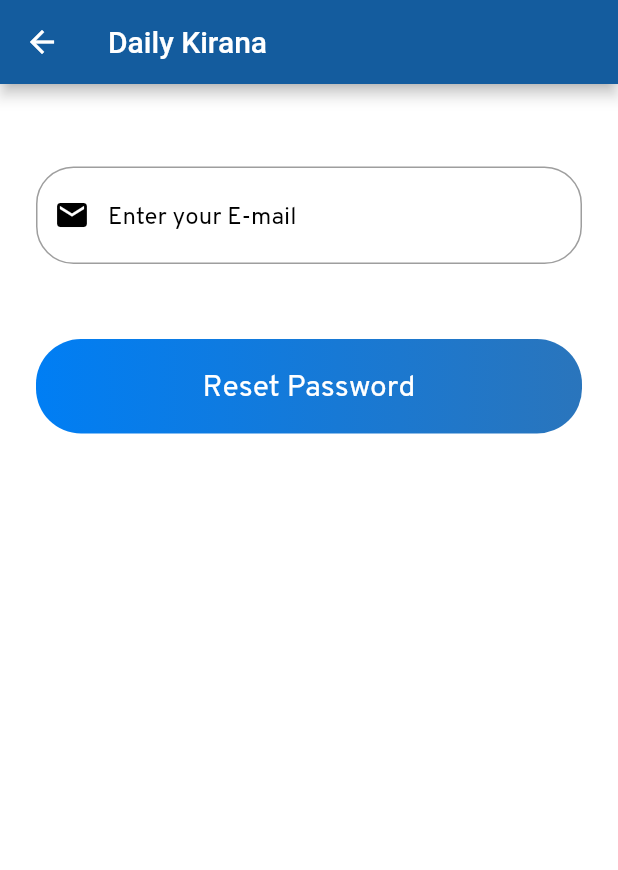
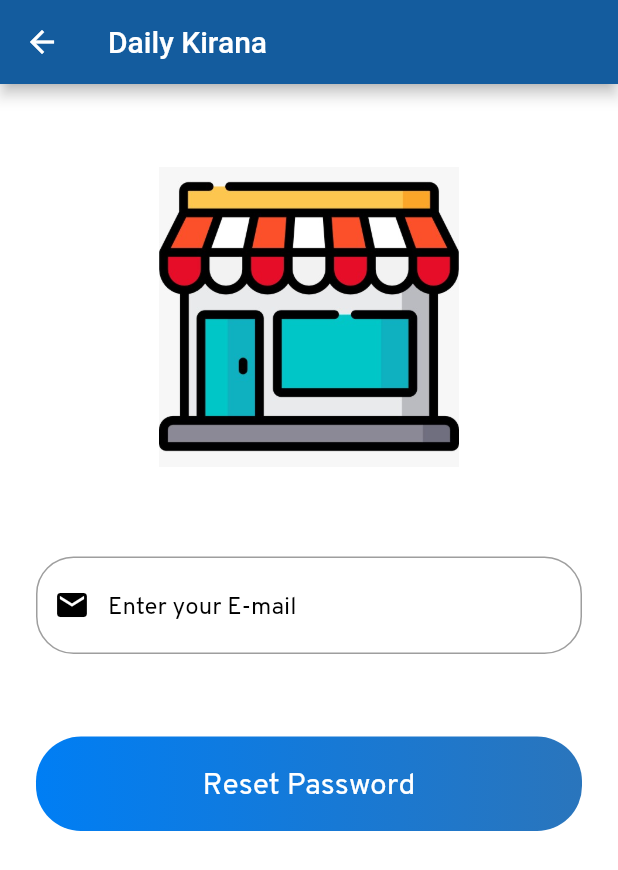
Before and after one commit to jatin527/E-Groceries, a Flutter app: the ForgotPassword screen opened directly, on a phone screen of 412 x 824 dp. Shown: the top 870 px of the screen. Run offline on Flutter 3.47's test engine with Material 2 defaults, Android fonts, the phone set to English and light mode, and no system bars; our stand-ins replace cloud_firestore, email_validator, firebase_auth, google_fonts, google_sign_in, shared_preferences; accounts and stored records are empty; Roboto replaces fonts that are missing (Piedra).

Commit message:
updated forgotPassword

```diff
--- a/lib/views/forgot_password.dart
+++ b/lib/views/forgot_password.dart
@@ -61,6 +61,14 @@
           key: formKey,
           child: ListView(
             children: [
+              Image(
+                image: AssetImage('assets/images/main_logo.jpeg'),
+                height: 200,
+                width: 200,
+              ),
+              SizedBox(
+                height: 60,
+              ),
               TextFormField(
                 validator: (val) {
                   if (!EmailValidator.validate(val)) {
@@ -74,7 +82,7 @@
                     iconic: Icons.mail),
               ),
               SizedBox(
-                height: 25,
+                height: 30,
               ),
               visible
                   ? new Row(
```
